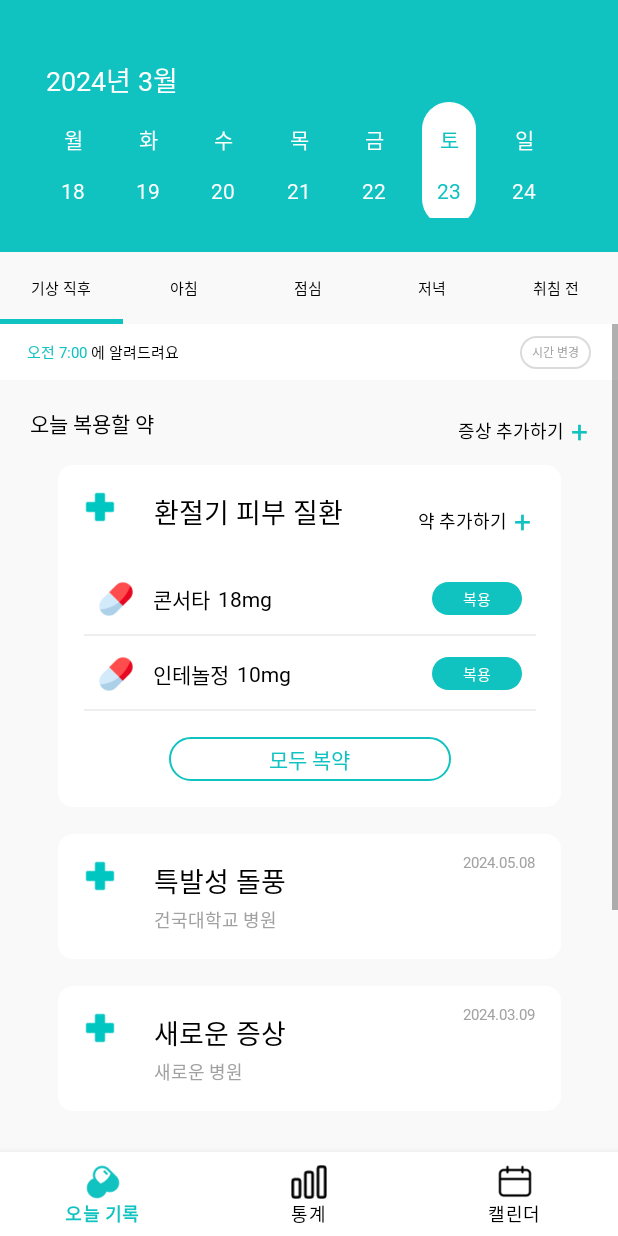
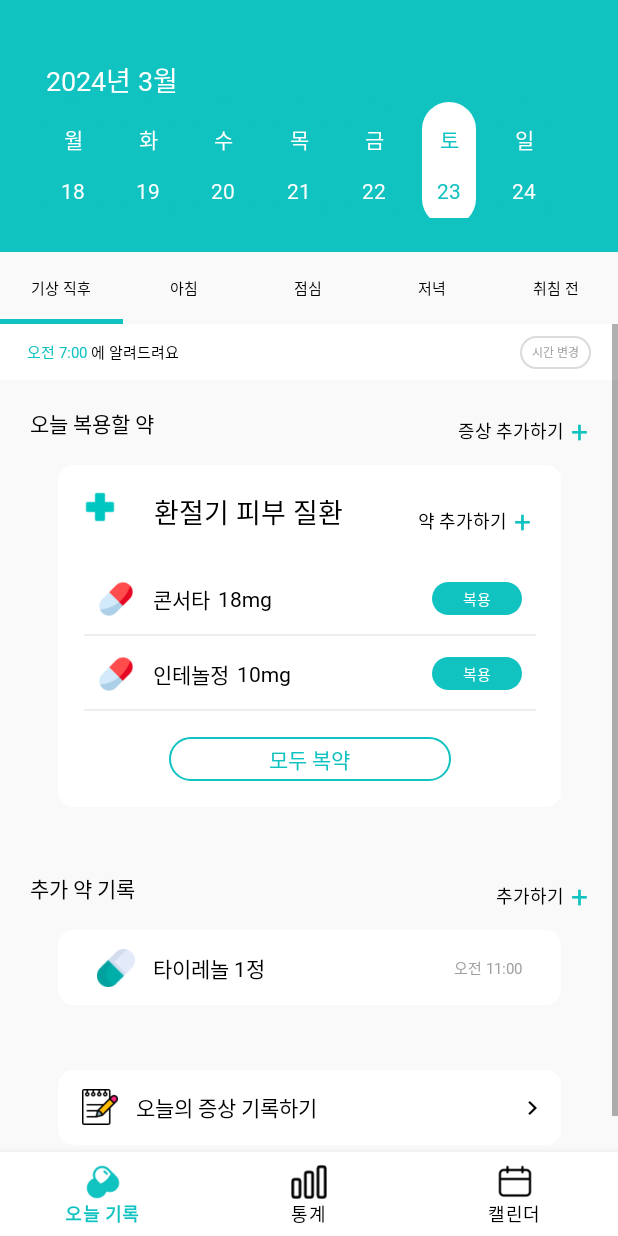
Before and after one commit to jiyoung0410/2024_Ahyak, an Android app: the screen it shows after launch (MainActivity), after a tap on "환절기 피부 질환", on a phone screen of 412 x 824 dp. Run offline under Robolectric (Android 15) with nearby library versions, the phone set to English and light mode, and no system bars; 2 other taps on this screen came first.

Commit message:
[3월 3주차 구현] 구현 완료

```diff
--- a/app/build.gradle.kts
+++ b/app/build.gradle.kts
@@ -51,6 +51,8 @@ dependencies {
     implementation("androidx.lifecycle:lifecycle-viewmodel-ktx:2.6.2")
     implementation("androidx.navigation:navigation-fragment-ktx:2.7.6")
     implementation("androidx.navigation:navigation-ui-ktx:2.7.6")
+    //sharedpreference
+    implementation("com.google.code.gson:gson:2.8.6")
     testImplementation("junit:junit:4.13.2")
     androidTestImplementation("androidx.test.ext:junit:1.1.5")
     androidTestImplementation("androidx.test.espresso:espresso-core:3.5.1")
--- a/app/src/main/java/com/example/ahyak/Calendar/CalendarAfterwakeFragment.kt
+++ b/app/src/main/java/com/example/ahyak/Calendar/CalendarAfterwakeFragment.kt
@@ -1,6 +1,6 @@
 package com.example.ahyak.Calendar
 
-import android.app.Activity
+import android.content.Context
 import android.content.Intent
 import android.os.Bundle
 import androidx.fragment.app.Fragment
@@ -13,24 +13,64 @@ import com.example.ahyak.AddSymptomsActivity
 import com.example.ahyak.MedicationTimeActivity
 import com.example.ahyak.PillRegister.ExtraRegisterPillActivity
 import com.example.ahyak.PillRegister.RegisterPillActivity
-import com.example.ahyak.R
 import com.example.ahyak.RecordSymptoms.RecordSymptomsActivity
 import com.example.ahyak.databinding.FragmentCalendarAfterwakeBinding
+import com.google.gson.Gson
 
 class CalendarAfterwakeFragment : Fragment() {
 
     private lateinit var binding: FragmentCalendarAfterwakeBinding
     private var extrapillList : ArrayList<DataItemExtraPill> = arrayListOf()
     private var extrapilladapter : CalendarItemExtraPillAdapter?= null
+    private var symptomList: MutableList<DataItemSymptom> = mutableListOf()
 
     var extraPillInpoName: String? = null
     var extraPillInpoDosageSize:String? = null
     var extraPillInpoDosage:String? = null
     var extraPillformattedTime:String? = null
 
-    companion object {
-        const val ADD_PILL_REQUEST_CODE = 1001
+    override fun onCreate(savedInstanceState: Bundle?) {
+        super.onCreate(savedInstanceState)
+
+        //나중에 증상 추가하기 제대로 구현되면 삭제하기
+
+        // 최초 실행 여부를 확인하기 위해 SharedPreferences에서 isFirstRun 값을 가져옴
+        val preferences = requireActivity().getSharedPreferences("mySharedPreferences", Context.MODE_PRIVATE)
+        val isFirstRun = preferences.getBoolean("isFirstRun", true)
+
+        if (isFirstRun) {
+            // 최초 실행 시에만 증상 추가 작업 수행
+
+            // SharedPreferences에서 기존 데이터 불러오기
+            val gson = Gson()
+            val json = preferences.getString("symptomList", null)
+            symptomList = if (json != null) {
+                gson.fromJson(json, Array<DataItemSymptom>::class.java).toMutableList()
+            } else {
+                mutableListOf()
+            }
+
+            // 새로운 증상 생성
+            val newSymptom = DataItemSymptom("환절기 피부 질환", "연세대학교 원주 세브란스 기독병원", "2024.03.08", arrayListOf(
+                DataItemSymptom.DataItemAddPill("18mg", "콘서타"),
+                DataItemSymptom.DataItemAddPill("10mg", "인테놀정")
+            ))
+
+            // 새로운 증상 추가
+            symptomList.add(newSymptom)
+
+            // SharedPreferences에 새로운 데이터 저장
+            val editor = preferences.edit()
+            editor.putString("symptomList", gson.toJson(symptomList))
+
+            // 최초 실행 여부를 false로 설정하여 다음 실행에서는 이 작업을 수행하지 않도록 함
+            editor.putBoolean("isFirstRun", false)
+            editor.apply()
+
+        }
     }
+
+
 
     override fun onCreateView(
         inflater: LayoutInflater, container: ViewGroup?,
@@ -42,6 +82,8 @@ class CalendarAfterwakeFragment : Fragment() {
 
         extrapillListInit()
         initextrapilladapter()
+
+        loadSymptomList()
 
         //오늘의 증상 기록하기 누르면
         binding.calendarAfterwakeRecordLl.setOnClickListener {
@@ -59,9 +101,10 @@ class CalendarAfterwakeFragment : Fragment() {
                     //약 추가하기 버튼 누르면
                     // 새로운 약 추가 이벤트
                     val intent = Intent(requireContext(), RegisterPillActivity::class.java)
+                    intent.putExtra("putsymptomName", symptom.sympotmname) // 예시로 증상의 이름을 넘김
                     startActivity(intent)
                 }
-            ).build(sympotmList)
+            ).build(symptomList)
 
             layoutManager = LinearLayoutManager(requireContext(), LinearLayoutManager.VERTICAL, false)
             this.adapter = adapter
@@ -80,11 +123,11 @@ class CalendarAfterwakeFragment : Fragment() {
             val newSymptomItem = DataItemSymptom("새로운 증상", "새로운 병원", "2024.03.09",
                 ItemAddPill = arrayListOf(DataItemSymptom.DataItemAddPill("10mg", "새로운 약")))
 
-            // 기존 데이터에 새로운 아이템을 추가
-            sympotmList.add(newSymptomItem)
+//            // 기존 데이터에 새로운 아이템을 추가
+//            sympotmList.add(newSymptomItem)
 
             // 추가된 아이템을 리사이클러뷰에 반영
-            binding.calendarAfterwakeChangeSymptomRv.adapter?.notifyItemInserted(sympotmList.size - 1)
+//            binding.calendarAfterwakeChangeSymptomRv.adapter?.notifyItemInserted(sympotmList.size - 1)
         }
 
         //추가 약 기록에서 약 추가하기 눌렀을 때
@@ -116,11 +159,6 @@ class CalendarAfterwakeFragment : Fragment() {
             }
         }
 
-        val registerPillInpoName = intent!!.getStringExtra("registerPillInpoName") ?: ""
-        val registerPillInpoDosageSize = intent.getStringExtra("registerPillInpoDosageSize") ?: ""
-        val registerPillInpoDosage = intent.getStringExtra("registerPillInpoDosage") ?: ""
-
-
         return binding.root
     }
     private fun initextrapilladapter() {
@@ -128,13 +166,6 @@ class CalendarAfterwakeFragment : Fragment() {
         binding.calendarAfterwakeChangeExtraPillRv.adapter = extrapilladapter
         binding.calendarAfterwakeChangeExtraPillRv.layoutManager = LinearLayoutManager(requireContext(),LinearLayoutManager.VERTICAL,false)
     }
-
-    val sympotmList = arrayListOf<DataItemSymptom>(
-        DataItemSymptom("환절기 피부 질환", "연세대학교 원주 세브란스 기독병원", "2024.03.08",
-            ItemAddPill = arrayListOf(DataItemSymptom.DataItemAddPill("18mg", "콘서타"), DataItemSymptom.DataItemAddPill("10mg", "인테놀정"))),
-        DataItemSymptom("특발성 돌풍", "건국대학교 병원", "2024.05.08",
-            ItemAddPill = arrayListOf(DataItemSymptom.DataItemAddPill("20mg", "경동파니틴정"), DataItemSymptom.DataItemAddPill("10mg", "트리부틴서방정"), DataItemSymptom.DataItemAddPill("20mg", "포타겔현탁액")))
-    )
 
     private fun extrapillListInit() {
         extrapillList.addAll(
@@ -144,4 +175,15 @@ class CalendarAfterwakeFragment : Fragment() {
         )
     }
 
+    private fun loadSymptomList() {
+        val preferences = requireActivity().getSharedPreferences("mySharedPreferences", Context.MODE_PRIVATE)
+        val gson = Gson()
+        val json = preferences.getString("symptomList", null)
+        symptomList = if (json != null) {
+            gson.fromJson(json, Array<DataItemSymptom>::class.java).toMutableList()
+        } else {
+            mutableListOf()
+        }
+    }
+
 }
--- a/app/src/main/java/com/example/ahyak/Calendar/CalendarItemSympotmAdapter.kt
+++ b/app/src/main/java/com/example/ahyak/Calendar/CalendarItemSympotmAdapter.kt
@@ -4,17 +4,15 @@ import android.content.Context
 import android.view.LayoutInflater
 import android.view.View
 import android.view.ViewGroup
-import android.widget.Adapter
 import androidx.recyclerview.widget.LinearLayoutManager
 import androidx.recyclerview.widget.RecyclerView
-import com.example.ahyak.R
 import com.example.ahyak.databinding.ItemCalendarSymptomBinding
 
 class CalendarItemSympotmAdapter(val onClick: ()->(Unit), val onAddPillClick: (DataItemSymptom) -> Unit) : RecyclerView.Adapter<CalendarItemSympotmAdapter.ViewHolder>() {
 
-    lateinit var sympotms: ArrayList<DataItemSymptom>
+    lateinit var sympotms: MutableList<DataItemSymptom>
     private var selectedPosition = -1 // 선택된 아이템의 위치를 저장하는 변수 추가
-    fun build(i:ArrayList<DataItemSymptom>) : CalendarItemSympotmAdapter{
+    fun build(i: MutableList<DataItemSymptom>) : CalendarItemSympotmAdapter{
         sympotms = i
         return this
     }
--- a/app/src/main/java/com/example/ahyak/Calendar/DataItemSymptom.kt
+++ b/app/src/main/java/com/example/ahyak/Calendar/DataItemSymptom.kt
@@ -7,10 +7,10 @@ data class DataItemSymptom(
     val hospitalname : String,
     val startdate : String,
     val ItemAddPill : ArrayList<DataItemAddPill>
-    ){
+    ):Serializable {
     data class DataItemAddPill(
-        val pillvolume : String,
-        val pillname : String,
+        val pillvolume: String,
+        val pillname: String,
         var takepill: Boolean = false // 새로운 필드 추가
-    )
+    ):Serializable
 }
--- a/app/src/main/res/layout/activity_free_register_pill.xml
+++ b/app/src/main/res/layout/activity_free_register_pill.xml
@@ -614,7 +614,7 @@
                                 android:layout_marginTop="3dp"
                                 android:layout_width="wrap_content"
                                 android:layout_height="wrap_content"
-                                android:text="기"
+                                android:text="기타"
                                 android:textSize="8dp"
                                 android:fontFamily="@font/nanum_barun_gothic"
                                 android:textColor="@color/gray1"/>
--- a/app/src/main/res/layout/activity_search_pill.xml
+++ b/app/src/main/res/layout/activity_search_pill.xml
@@ -614,7 +614,7 @@
                                 android:layout_marginTop="3dp"
                                 android:layout_width="wrap_content"
                                 android:layout_height="wrap_content"
-                                android:text="기"
+                                android:text="기타"
                                 android:textSize="8dp"
                                 android:fontFamily="@font/nanum_barun_gothic"
                                 android:textColor="@color/gray1"/>
```
Also changed, not shown: app/src/main/java/com/example/ahyak/PillRegister/RegisterPillActivity.kt (+48 -8 lines).
